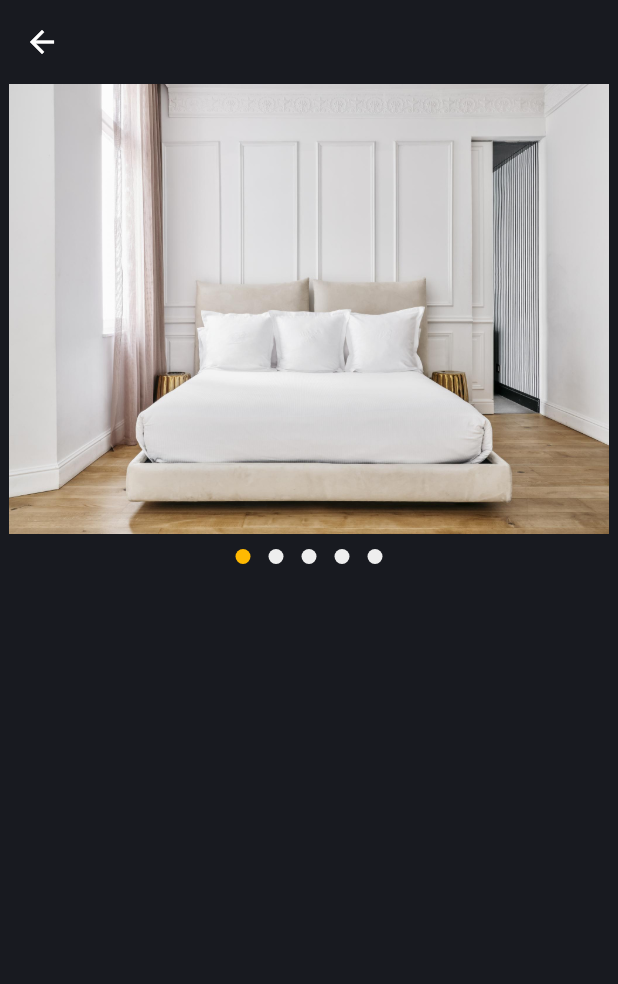
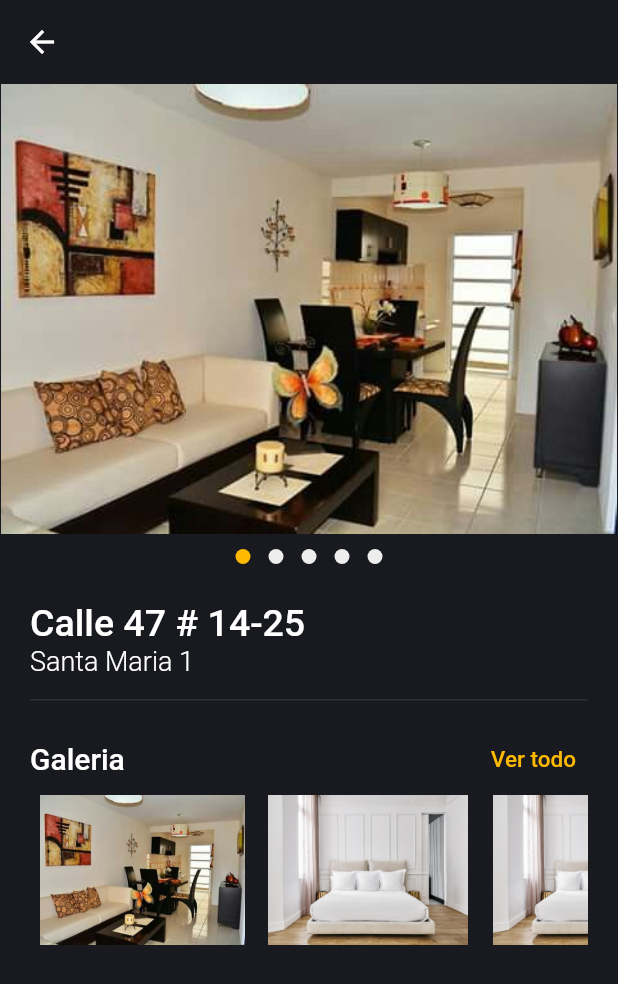
Before and after one commit to jazminasaleh/arriendosu, a Flutter app: the InicioPublicaciones screen opened by its route, after a tap on "Calle 47 # 14-25", on a phone screen of 412 x 824 dp. Shown: the top 984 px of the screen. Run offline on Flutter 3.47's test engine with Material 2 defaults, Android fonts, the phone set to English and light mode, and no system bars; our stand-ins replace font_awesome_flutter, google_maps_flutter, image_picker.

Commit message:
lista de imagenes en descripcion

```diff
--- a/lib/src/pages/publicaciones/descripcion_publicaciones.dart
+++ b/lib/src/pages/publicaciones/descripcion_publicaciones.dart
@@ -1,10 +1,12 @@
+import 'dart:ui';
+
 import 'package:app_arriendosu/src/pages/publicaciones/galeria_imagenes.dart';
 import 'package:flutter/material.dart';
 import 'package:app_arriendosu/src/utils/colors.dart' as utils;
 
 //*pagina descripcion de publicaciones
 class DescripcionPublicaciones extends StatelessWidget {
-  final List<Widget> slides;
+  List slides;
   String direccion;
   String barrio;
   String precio;
@@ -80,37 +82,43 @@
                   ))
             ],
           ),
-          SizedBox(
-            height: 10,
-          ),
-          Row(
-            children: [
-              Container(
-                height: 150,
-                child: Column(
-                  children: [
-                    Expanded(child: ListView.builder(
-                        itemBuilder: (BuildContext context, int index) {
-                      return Container(
-                        height: 100,
-                        width: 140,
-                        margin: EdgeInsets.symmetric(vertical: 10, horizontal: 10),
-                        decoration: BoxDecoration(
-                          borderRadius: BorderRadius.circular(25),
-                          image: DecorationImage(
-                            opacity: 0.50,
-                            image: AssetImage(''),
-                            fit: BoxFit.cover,
-                          )),
-                      );
-                    }))
-                  ],
-                ),
-              )
-            ],
-          )
+
+          _galeria(slides: slides)
         ],
       ),
     ));
   }
 }
+
+class _galeria extends StatelessWidget {
+  const _galeria({
+    Key? key,
+    required this.slides,
+  }) : super(key: key);
+
+  final List slides;
+
+  @override
+  Widget build(BuildContext context) {
+    return Container(
+      height: 100,
+      width: double.infinity,
+      child: Column(
+        children: [
+          Expanded(child: ListView.builder(
+            scrollDirection: Axis.horizontal,
+            itemCount: slides.length,
+              itemBuilder: (BuildContext context, int index) {
+            return Container(
+              height: 100,
+              width: 140,
+              margin: EdgeInsets.symmetric(horizontal: 5),
+
+              child: slides[index],
+            );
+          }))
+        ],
+      ),
+    );
+  }
+}
--- a/lib/src/widgets/slidesShow.dart
+++ b/lib/src/widgets/slidesShow.dart
@@ -37,7 +37,7 @@
                   totalSlides: this.slides.length,
                 ),
               ),
-              //*DescripcionPublicaciones(direccion: direccion, barrio: barrio, precio: precio, slides: slides,)
+              DescripcionPublicaciones(direccion: direccion, barrio: barrio, precio: precio, slides: slides,)
             ],
           )),
     );
```
Also changed, not shown: lib/src/pages/publicaciones/lista_favoritos.dart (+8 -8 lines).
